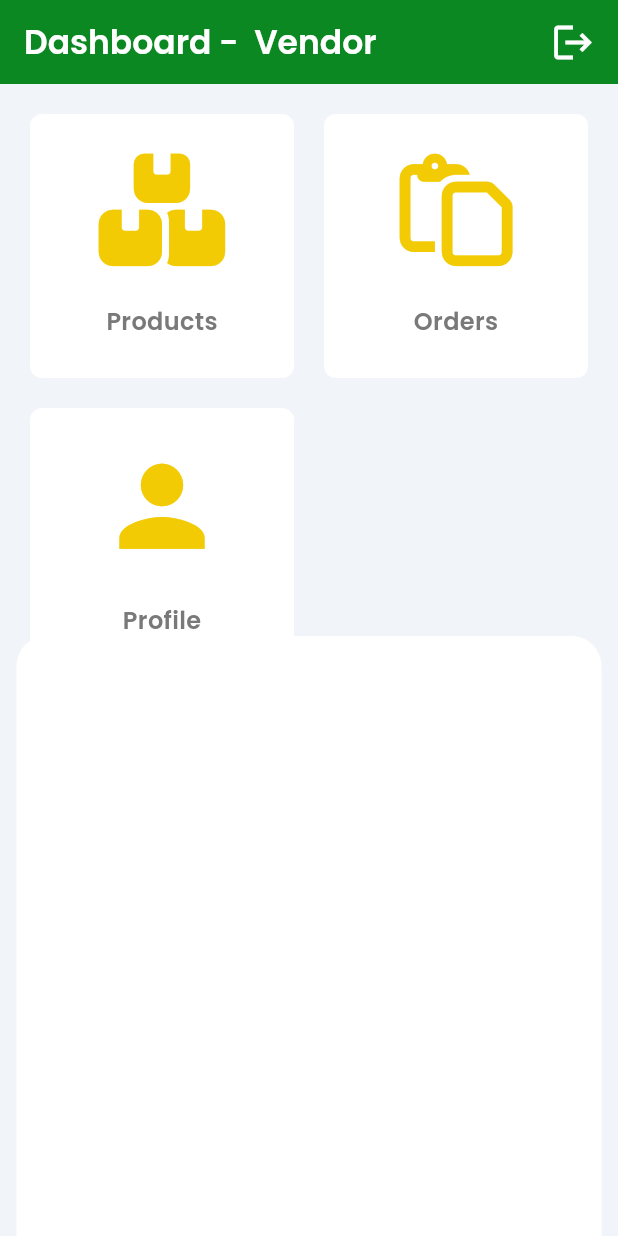
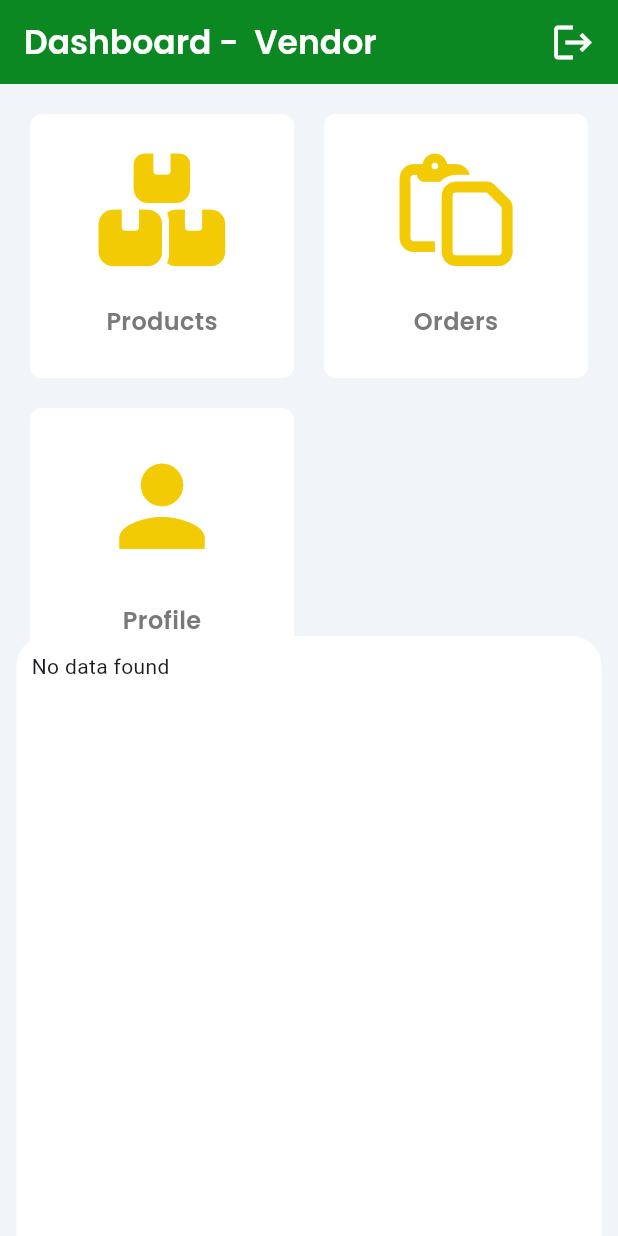
Before and after one commit to opxdelwin/vendor_app_archive, a Flutter app: the screen it shows once a user with an empty profile is signed in, after a tap on "Profile", on a phone screen of 412 x 824 dp. Run offline on Flutter 3.47's test engine with Material 3 defaults, Android fonts, the phone set to English and light mode, and no system bars; our stand-ins replace auto_size_text, cloud_firestore, equatable, firebase_auth, firebase_core, font_awesome_flutter and 12 more; missing offline and left inert: json_path, mime_type; accounts and stored records are empty.

Commit message:
init backup

```diff
--- a/lib/backend/api_requests/api_calls.dart
+++ b/lib/backend/api_requests/api_calls.dart
@@ -25,7 +25,7 @@ class RunReportCall {
 }''';
     return ApiManager.instance.makeApiCall(
       callName: 'runReport',
-      apiUrl: 'https://us-central1-eyal-9b5f3.cloudfunctions.net/app/runReport',
+      apiUrl: '${ApiManager.baseUrl}/runReport',
       callType: ApiCallType.POST,
       headers: {},
       params: {},
--- a/lib/backend/api_requests/api_manager.dart
+++ b/lib/backend/api_requests/api_manager.dart
@@ -98,6 +98,10 @@ class ApiManager {
 
   static ApiManager? _instance;
   static ApiManager get instance => _instance ??= ApiManager._();
+
+  /// base endpoint to call FirebaseCloudFunctions
+  static String baseUrl =
+      'https://us-central1-eyal-9b5f3.cloudfunctions.net/app';
 
   // If your API calls need authentication, populate this field once
   // the user has authenticated. Alter this as needed.
--- a/lib/backend/backend.dart
+++ b/lib/backend/backend.dart
@@ -457,7 +457,9 @@ Stream<List<T>> queryCollection<T>(
   }
   return query.snapshots().handleError((err) {
     print('Error querying $collection: $err');
-  }).map((s) => s.docs
+  }).map((s) {
+    print(s.docs.length);
+    return s.docs
         .map(
           (d) => safeGet(
             () => recordBuilder(d),
@@ -466,7 +468,8 @@ Stream<List<T>> queryCollection<T>(
         )
         .where((d) => d != null)
         .map((d) => d!)
-      .toList());
+        .toList();
+  });
 }
 
 Future<List<T>> queryCollectionOnce<T>(
--- a/lib/components/profile_popup_widget.dart
+++ b/lib/components/profile_popup_widget.dart
@@ -91,7 +91,7 @@ class _ProfilePopupWidgetState extends State<ProfilePopupWidget> {
             List<VendorsRecord> columnVendorsRecordList = snapshot.data!;
             // Return an empty Container when the item does not exist.
             if (snapshot.data!.isEmpty) {
-              return Container();
+              return Container(child: Text("No data found"));
             }
             final columnVendorsRecord = columnVendorsRecordList.isNotEmpty
                 ? columnVendorsRecordList.first
--- a/lib/main.dart
+++ b/lib/main.dart
@@ -1,7 +1,8 @@
+import 'package:mysanji_vendor_app/backend/api_requests/api_manager.dart';
 import 'package:provider/provider.dart';
 import 'package:flutter/gestures.dart';
 import 'package:flutter/material.dart';
-
+import 'package:firebase_auth/firebase_auth.dart';
 import 'package:flutter_localizations/flutter_localizations.dart';
 import 'package:flutter_web_plugins/url_strategy.dart';
 import 'package:firebase_core/firebase_core.dart';
@@ -18,6 +19,7 @@ void main() async {
   WidgetsFlutterBinding.ensureInitialized();
   usePathUrlStrategy();
   await initFirebase();
+  useEmulators();
 
   final appState = FFAppState(); // Initialize FFAppState
   await appState.initializePersistedState();
@@ -26,6 +28,16 @@ void main() async {
     create: (context) => appState,
     child: MyApp(),
   ));
+}
+
+/// Used to mock local development enviromnent
+void useEmulators() {
+  print("Using emulators");
+  const String host = '10.0.2.2'; //AVD localhost IP
+
+  ApiManager.baseUrl = 'http://$host:5001/mysanji-dev/us-central1/app';
+  FirebaseFirestore.instance.useFirestoreEmulator(host, 8080);
+  FirebaseAuth.instance.useAuthEmulator(host, 9099);
 }
 
 class MyApp extends StatefulWidget {
```
Also changed, not shown: pubspec.yaml (+36 -36 lines), 5 other files. Lines whose indentation alone changed are shown as unchanged.
